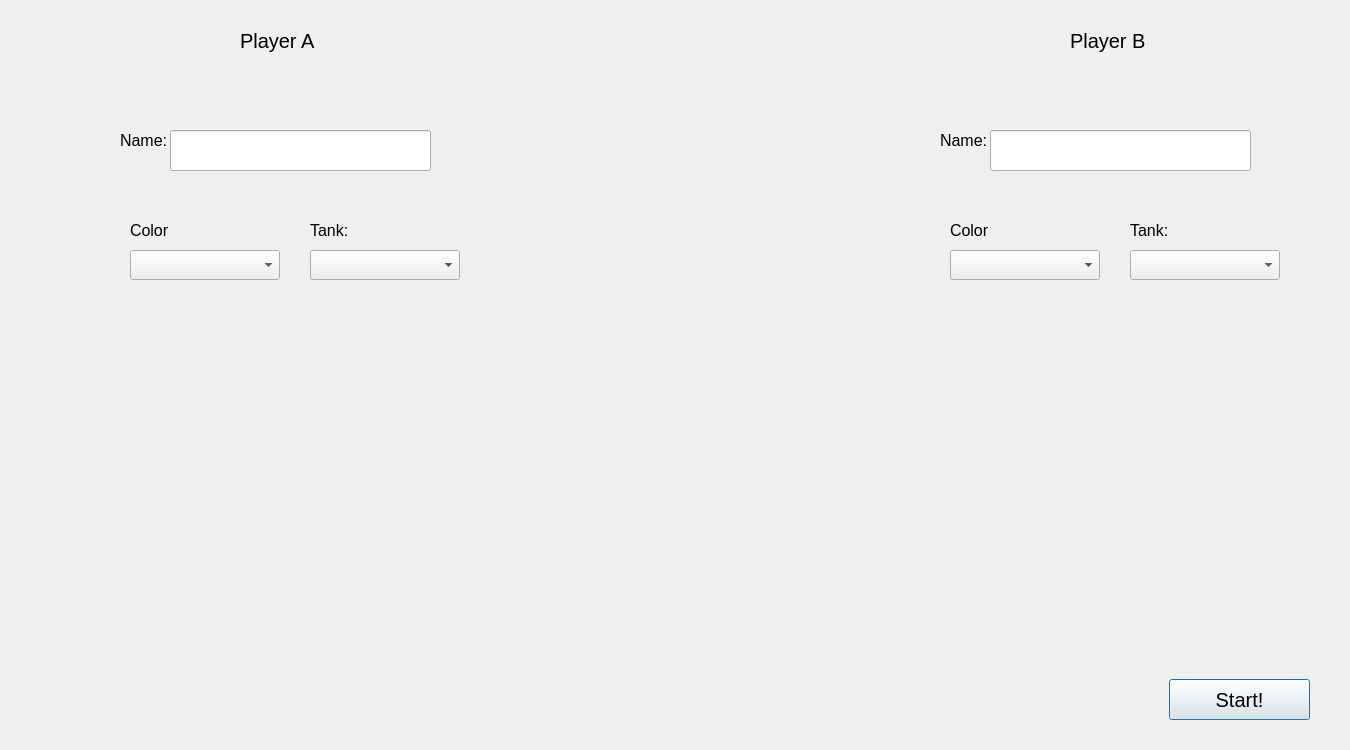
The window that Dialog.ui (ABGH004/Tanks) describes before a commit, drawn with Qt 5.
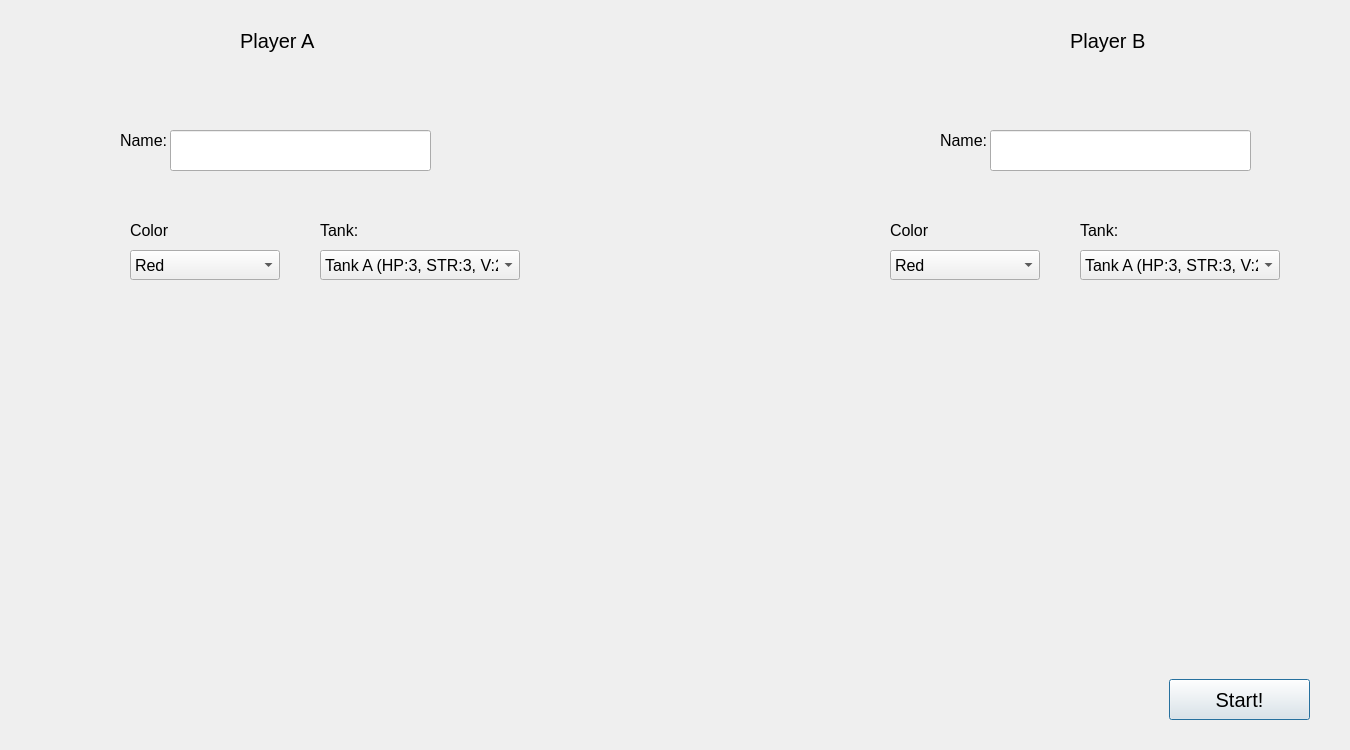
The same window after the commit.

Commit message: added collision for bullet and tank. added icon

```diff
--- a/Dialog.ui
+++ b/Dialog.ui
@@ -52,16 +52,71 @@
      <height>30</height>
     </rect>
    </property>
+   <property name="font">
+    <font>
+     <pointsize>12</pointsize>
+    </font>
+   </property>
+   <item>
+    <property name="text">
+     <string>Red</string>
+    </property>
+   </item>
+   <item>
+    <property name="text">
+     <string>Blue</string>
+    </property>
+   </item>
+   <item>
+    <property name="text">
+     <string>Green</string>
+    </property>
+   </item>
+   <item>
+    <property name="text">
+     <string>White</string>
+    </property>
+   </item>
+   <item>
+    <property name="text">
+     <string>Black</string>
+    </property>
+   </item>
   </widget>
   <widget class="QComboBox" name="comboBox_4">
    <property name="geometry">
     <rect>
-     <x>310</x>
+     <x>320</x>
      <y>250</y>
-     <width>150</width>
+     <width>200</width>
      <height>30</height>
     </rect>
    </property>
+   <property name="font">
+    <font>
+     <pointsize>12</pointsize>
+    </font>
+   </property>
+   <item>
+    <property name="text">
+     <string>Tank A (HP:3, STR:3, V:2) </string>
+    </property>
+   </item>
+   <item>
+    <property name="text">
+     <string>Tank B (HP:2, STR:1, V:5) </string>
+    </property>
+   </item>
+   <item>
+    <property name="text">
+     <string>Tank C (HP:5, STR:5, V:1) </string>
+    </property>
+   </item>
+   <item>
+    <property name="text">
+     <string>Tank D (HP:4, STR:2, V:3) </string>
+    </property>
+   </item>
   </widget>
   <widget class="QLabel" name="label">
    <property name="geometry">
@@ -84,7 +139,7 @@
   <widget class="QLabel" name="label_2">
    <property name="geometry">
     <rect>
-     <x>310</x>
+     <x>320</x>
      <y>210</y>
      <width>61</width>
      <height>41</height>
@@ -138,7 +193,7 @@
   <widget class="QLabel" name="label_5">
    <property name="geometry">
     <rect>
-     <x>1130</x>
+     <x>1080</x>
      <y>210</y>
      <width>61</width>
      <height>41</height>
@@ -153,20 +208,10 @@
     <string>Tank:</string>
    </property>
   </widget>
-  <widget class="QComboBox" name="comboBox_5">
-   <property name="geometry">
-    <rect>
-     <x>1130</x>
-     <y>250</y>
-     <width>150</width>
-     <height>30</height>
-    </rect>
-   </property>
-  </widget>
   <widget class="QLabel" name="label_6">
    <property name="geometry">
     <rect>
-     <x>950</x>
+     <x>890</x>
      <y>210</y>
      <width>61</width>
      <height>41</height>
@@ -181,16 +226,6 @@
     <string>Color</string>
    </property>
   </widget>
-  <widget class="QComboBox" name="comboBox_2">
-   <property name="geometry">
-    <rect>
-     <x>950</x>
-     <y>250</y>
-     <width>150</width>
-     <height>30</height>
-    </rect>
-   </property>
-  </widget>
   <widget class="QLabel" name="label_7">
    <property name="geometry">
     <rect>
@@ -242,6 +277,81 @@
     </rect>
    </property>
   </widget>
+  <widget class="QComboBox" name="comboBox_2">
+   <property name="geometry">
+    <rect>
+     <x>890</x>
+     <y>250</y>
+     <width>150</width>
+     <height>30</height>
+    </rect>
+   </property>
+   <property name="font">
+    <font>
+     <pointsize>12</pointsize>
+    </font>
+   </property>
+   <item>
+    <property name="text">
+     <string>Red</string>
+    </property>
+   </item>
+   <item>
+    <property name="text">
+     <string>Blue</string>
+    </property>
+   </item>
+   <item>
+    <property name="text">
+     <string>Green</string>
+    </property>
+   </item>
+   <item>
+    <property name="text">
+     <string>White</string>
+    </property>
+   </item>
+   <item>
+    <property name="text">
+     <string>Black</string>
+    </property>
+   </item>
+  </widget>
+  <widget class="QComboBox" name="comboBox_5">
+   <property name="geometry">
+    <rect>
+     <x>1080</x>
+     <y>250</y>
+     <width>200</width>
+     <height>30</height>
+    </rect>
+   </property>
+   <property name="font">
+    <font>
+     <pointsize>12</pointsize>
+    </font>
+   </property>
+   <item>
+    <property name="text">
+     <string>Tank A (HP:3, STR:3, V:2) </string>
+    </property>
+   </item>
+   <item>
+    <property name="text">
+     <string>Tank B (HP:2, STR:1, V:5) </string>
+    </property>
+   </item>
+   <item>
+    <property name="text">
+     <string>Tank C (HP:5, STR:5, V:1) </string>
+    </property>
+   </item>
+   <item>
+    <property name="text">
+     <string>Tank D (HP:4, STR:2, V:3) </string>
+    </property>
+   </item>
+  </widget>
  </widget>
  <resources/>
  <connections/>
```
The commit also changes 11 other files.
